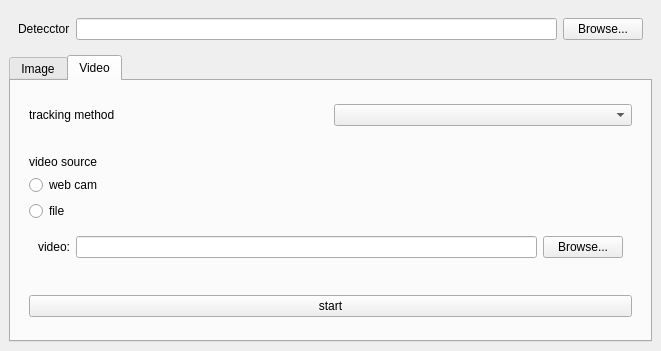
Qt form PersonDetector/detectormainwindow.ui (majdghada/MyPersonDetectionApp) before a commit.
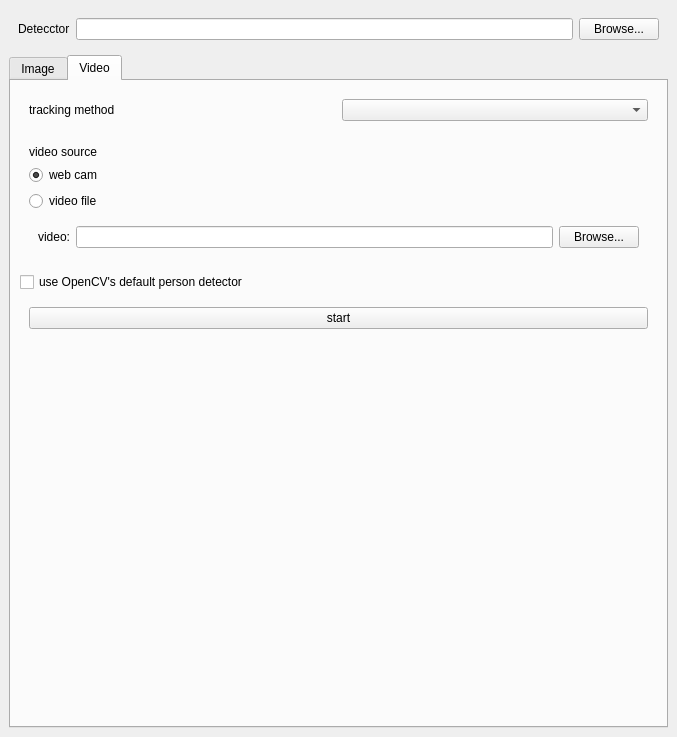
The same form after that commit. The open tabs and pages were chosen to show the change. Icons and pictures are not drawn.

Commit message: added brute force video detection

Diff of the .ui file:
```diff
--- a/PersonDetector/detectormainwindow.ui
+++ b/PersonDetector/detectormainwindow.ui
@@ -6,10 +6,22 @@
    <rect>
     <x>0</x>
     <y>0</y>
-    <width>661</width>
-    <height>351</height>
+    <width>677</width>
+    <height>737</height>
    </rect>
   </property>
+  <property name="sizePolicy">
+   <sizepolicy hsizetype="Preferred" vsizetype="Preferred">
+    <horstretch>0</horstretch>
+    <verstretch>0</verstretch>
+   </sizepolicy>
+  </property>
+  <property name="baseSize">
+   <size>
+    <width>0</width>
+    <height>0</height>
+   </size>
+  </property>
   <property name="windowTitle">
    <string>MainWindow</string>
   </property>
@@ -120,6 +132,12 @@
        <layout class="QVBoxLayout" name="verticalLayout_3">
         <item>
          <widget class="QWidget" name="widget_2" native="true">
+          <property name="sizePolicy">
+           <sizepolicy hsizetype="Preferred" vsizetype="Maximum">
+            <horstretch>0</horstretch>
+            <verstretch>0</verstretch>
+           </sizepolicy>
+          </property>
           <layout class="QHBoxLayout" name="horizontalLayout_3">
            <item>
             <widget class="QLabel" name="label_3">
@@ -136,6 +154,12 @@
         </item>
         <item>
          <widget class="QWidget" name="widget_4" native="true">
+          <property name="sizePolicy">
+           <sizepolicy hsizetype="Preferred" vsizetype="Maximum">
+            <horstretch>0</horstretch>
+            <verstretch>0</verstretch>
+           </sizepolicy>
+          </property>
           <layout class="QVBoxLayout" name="verticalLayout_5">
            <item>
             <widget class="QLabel" name="label_4">
@@ -149,12 +173,15 @@
              <property name="text">
               <string>web cam</string>
              </property>
+             <property name="checked">
+              <bool>true</bool>
+             </property>
             </widget>
            </item>
            <item>
             <widget class="QRadioButton" name="radioButton_2">
              <property name="text">
-              <string>file</string>
+              <string>video file</string>
              </property>
             </widget>
            </item>
@@ -190,8 +217,21 @@
           </layout>
          </widget>
         </item>
+        <item>
+         <widget class="QCheckBox" name="checkBox">
+          <property name="text">
+           <string>use OpenCV's default person detector</string>
+          </property>
+         </widget>
+        </item>
         <item>
          <widget class="QWidget" name="widget_5" native="true">
+          <property name="sizePolicy">
+           <sizepolicy hsizetype="Preferred" vsizetype="Maximum">
+            <horstretch>0</horstretch>
+            <verstretch>0</verstretch>
+           </sizepolicy>
+          </property>
           <layout class="QHBoxLayout" name="horizontalLayout_5">
            <item>
             <widget class="QPushButton" name="pushButton_2">
@@ -203,6 +243,19 @@
           </layout>
          </widget>
         </item>
+        <item>
+         <spacer name="verticalSpacer">
+          <property name="orientation">
+           <enum>Qt::Vertical</enum>
+          </property>
+          <property name="sizeHint" stdset="0">
+           <size>
+            <width>20</width>
+            <height>40</height>
+           </size>
+          </property>
+         </spacer>
+        </item>
        </layout>
       </widget>
      </widget>
```
Left out of the diff: 89 changed lines with no effect on the pictures. The commit also changes 13 other files.
